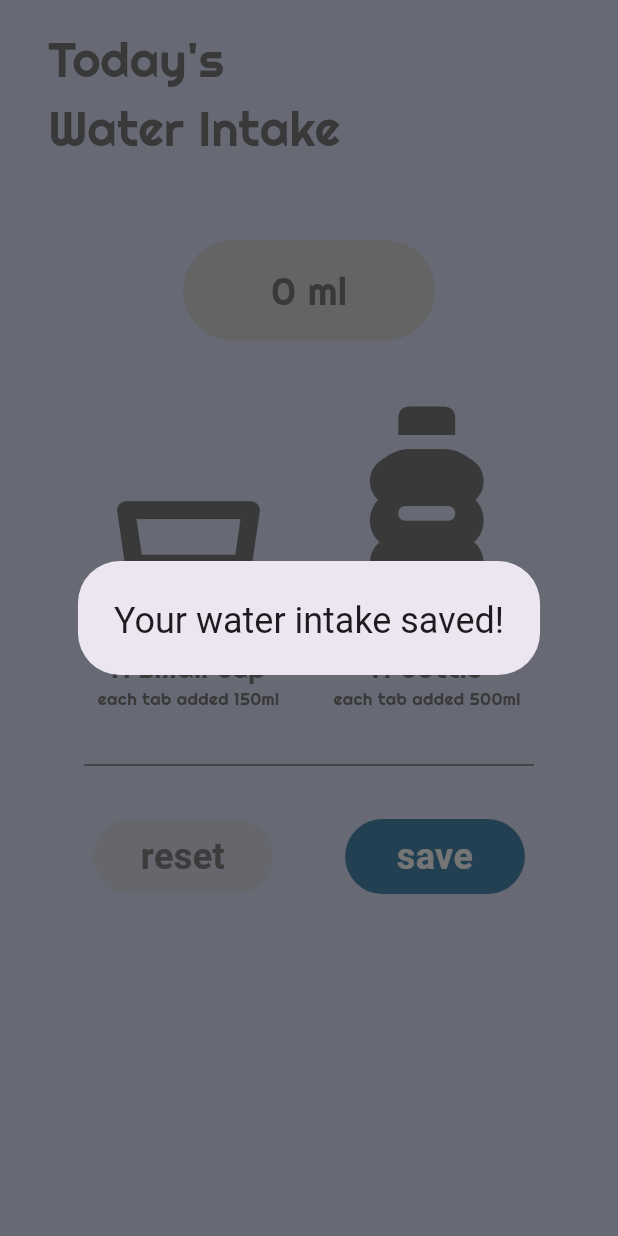
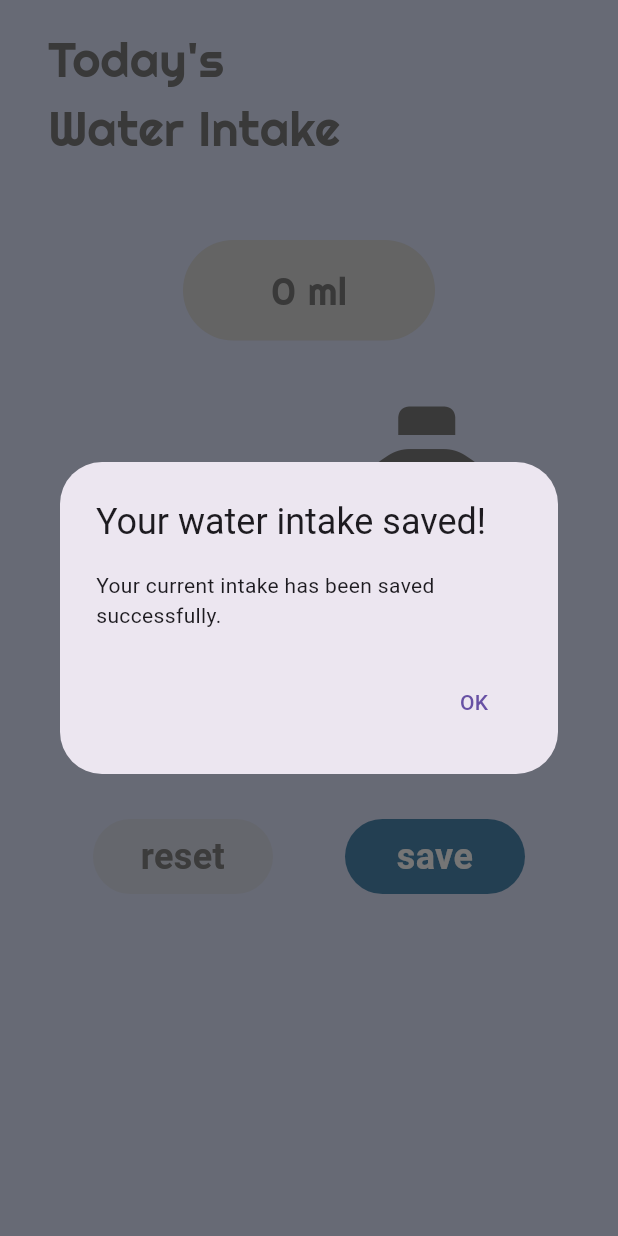
Before and after one commit to meybinn/waterTracker_master, a Flutter app: the AddIntake screen opened directly, after a tap on "save", on a phone screen of 412 x 824 dp. Run offline on Flutter 3.47's test engine with Material 3 defaults, Android fonts, the phone set to English and light mode, and no system bars; our stand-ins replace flutter_local_notifications, font_awesome_flutter, google_fonts, sqflite; accounts and stored records are empty.

Commit message:
pl.
dfrft

```diff
--- a/water_tracker/lib/features/setup_profile_screen.dart
+++ b/water_tracker/lib/features/setup_profile_screen.dart
@@ -121,6 +121,7 @@ class _SetupProfileScreenState extends State<SetupProfileScreen> {
   @override
   Widget build(BuildContext context) {
     return Scaffold(
+      resizeToAvoidBottomInset: false,
       appBar: AppBar(
         automaticallyImplyLeading: false, // 자동으로 생성되는 뒤로가기 버튼 제거
         centerTitle: true,
--- a/water_tracker/lib/features/signup_screen.dart
+++ b/water_tracker/lib/features/signup_screen.dart
@@ -125,6 +125,7 @@ class _SignupScreenState extends State<SignupScreen> {
     return GestureDetector(
       onTap: _onScaffoldTap,
       child: Scaffold(
+        resizeToAvoidBottomInset: false,
         appBar: AppBar(
           centerTitle: true,
           title: Text(
--- a/water_tracker/lib/main.dart
+++ b/water_tracker/lib/main.dart
@@ -34,6 +34,7 @@ class _WaterTrackerState extends State<WaterTracker> {
   @override
   Widget build(BuildContext context) {
     return MaterialApp(
+      debugShowCheckedModeBanner: false,
       theme: ThemeData(
         primaryColor: Color(0xFF7C7C7C),
         scaffoldBackgroundColor: const Color(0xFFE0E6FE),
--- a/water_tracker/lib/providers/add_intake.dart
+++ b/water_tracker/lib/providers/add_intake.dart
@@ -4,6 +4,7 @@ import 'package:google_fonts/google_fonts.dart';
 import 'package:provider/provider.dart';
 import 'package:water_tracker/constant/gaps.dart';
 import 'package:water_tracker/constant/sizes.dart';
+import 'package:water_tracker/features/dialog/goal_achieved_dialog.dart';
 import 'package:water_tracker/intake_provider.dart';
 
 // save해서 다른 전역 변수에 저장하는 기능 추가
@@ -204,18 +205,35 @@ class _AddIntakeState extends State<AddIntake> {
                 Gaps.h48,
                 GestureDetector(
                   onTap: () {
+                    final intakeProvider = context.read<IntakeProvider>();
+                    int intakeReal = intakeProvider.totalIntake;
+                    int intakeGoal = intakeProvider.intakeGoal;
+
                     setState(() {
-                      intakeReal = 0;
+                      // intakeReal = 0;
                       // context.read<IntakeProvider>().updateIntake(totalIntake);
                     });
 
-                    showDialog(
+                    if (intakeReal >= intakeGoal) {
+                      showGoalAchievedDialog(context);
+                    } else {
+                      showDialog(
                         context: context,
                         builder: (context) {
                           return AlertDialog(
                             title: Text("Your water intake saved!"),
+                            content: Text(
+                                "Your current intake has been saved successfully."),
+                            actions: [
+                              TextButton(
+                                onPressed: () => Navigator.pop(context),
+                                child: Text("OK"),
+                              ),
+                            ],
                           );
-                        });
+                        },
+                      );
+                    }
                   },
                   child: Container(
                     alignment: Alignment.center,
```
Also changed, not shown: water_tracker/lib/features/dialog/goal_achieved_dialog.dart (added, +71 -0 lines), water_tracker/lib/features/home_screen.dart (+30 -11 lines), water_tracker/pubspec.lock, 125 other files.
